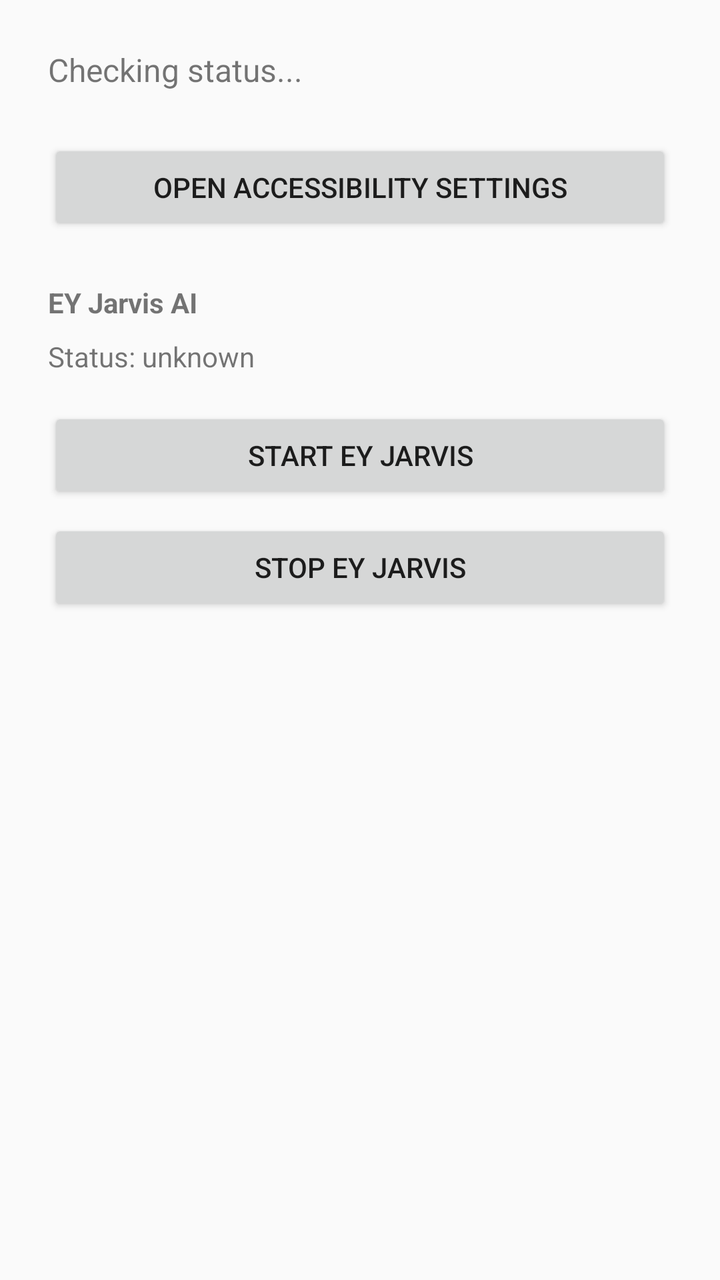
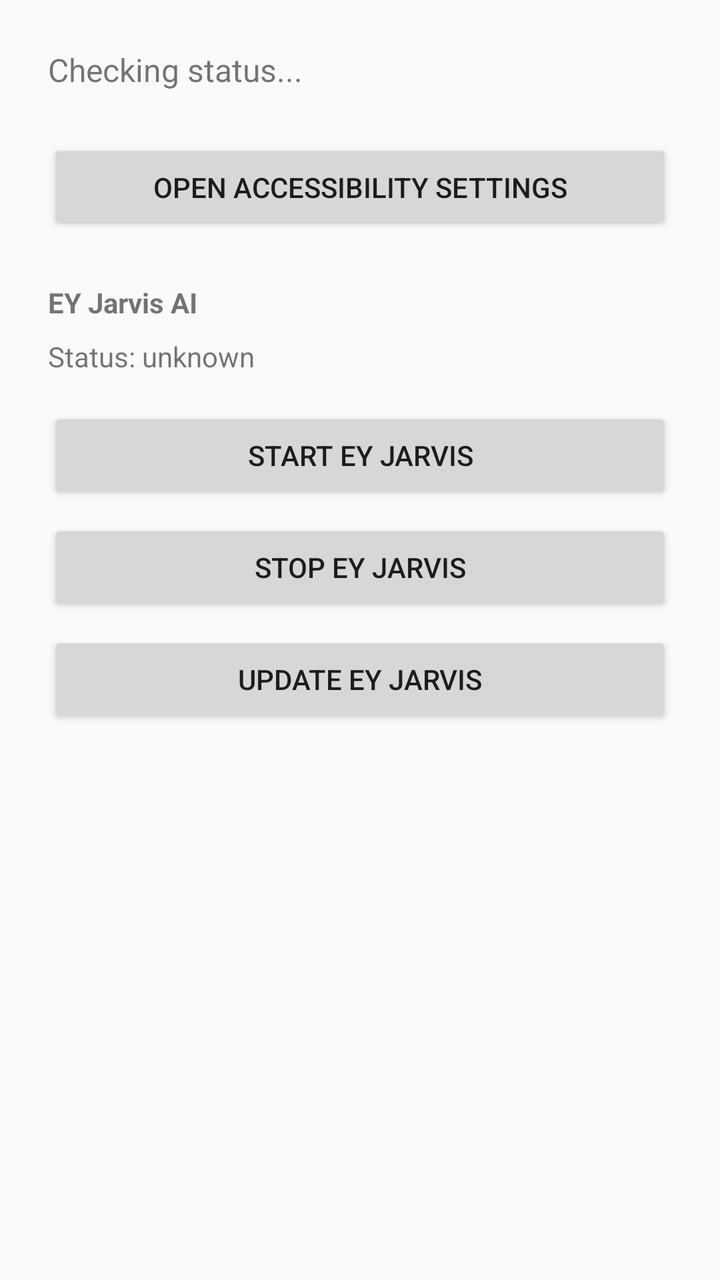

An Android layout rendered at two revisions. The XML below is the earlier revision; the diff shows what the commit changed to produce the second picture.
<!-- AndroidManifest.xml: application theme Theme.AppCompat.Light.DarkActionBar -->
<!-- res/layout/activity_main.xml -->
<?xml version="1.0" encoding="utf-8"?>
<LinearLayout xmlns:android="http://schemas.android.com/apk/res/android"
    android:layout_width="match_parent"
    android:layout_height="match_parent"
    android:orientation="vertical"
    android:padding="24dp"
    android:gravity="center_horizontal">

    <TextView
        android:id="@+id/statusText"
        android:layout_width="match_parent"
        android:layout_height="wrap_content"
        android:textSize="16sp"
        android:paddingBottom="24dp"
        android:text="Checking status..." />

    <Button
        android:id="@+id/openSettingsButton"
        android:layout_width="match_parent"
        android:layout_height="wrap_content"
        android:text="Open Accessibility Settings" />

    <TextView
        android:layout_width="match_parent"
        android:layout_height="wrap_content"
        android:paddingTop="24dp"
        android:paddingBottom="8dp"
        android:textStyle="bold"
        android:text="EY Jarvis AI" />

    <TextView
        android:id="@+id/eyStatusText"
        android:layout_width="match_parent"
        android:layout_height="wrap_content"
        android:paddingBottom="16dp"
        android:text="Status: unknown" />

    <Button
        android:id="@+id/startEyButton"
        android:layout_width="match_parent"
        android:layout_height="wrap_content"
        android:text="Start EY Jarvis" />

    <Button
        android:id="@+id/stopEyButton"
        android:layout_width="match_parent"
        android:layout_height="wrap_content"
        android:layout_marginTop="8dp"
        android:text="Stop EY Jarvis" />

</LinearLayout>
<!-- resources referenced by this layout -->
<resources>

</resources>

<!-- the commit's change to res/layout/activity_main.xml (unified diff, before → after) -->
@@ -48,4 +48,11 @@
         android:layout_marginTop="8dp"
         android:text="Stop EY Jarvis" />
 
+    <Button
+        android:id="@+id/updateEyButton"
+        android:layout_width="match_parent"
+        android:layout_height="wrap_content"
+        android:layout_marginTop="8dp"
+        android:text="Update EY Jarvis" />
+
 </LinearLayout>
